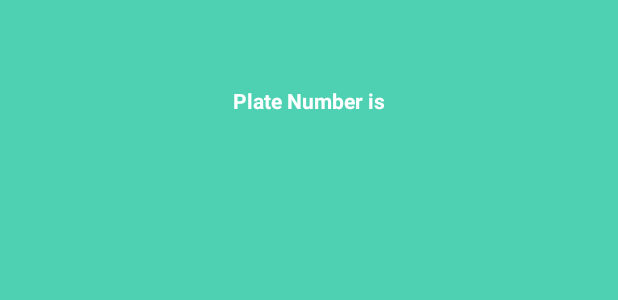
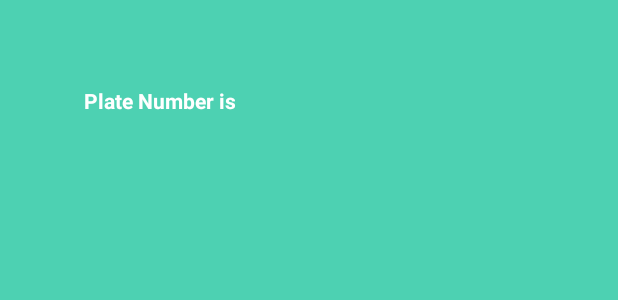
Before and after one commit to oderathegreat/TextRecognitionApp, an Android app: the layout activity_report.xml on its own in the app's theme, with its tools: preview values and no code run, on a phone screen of 412 x 824 dp. Shown: the top 300 px of the screen. Run offline under Robolectric (Android 15) with nearby library versions, the phone set to English and light mode, and no system bars.

Commit message:
updated bug fixes on textviews

```diff
--- a/MiDal/app/src/main/java/com/albaincompaniesltd/app/midal/MainActivity.java
+++ b/MiDal/app/src/main/java/com/albaincompaniesltd/app/midal/MainActivity.java
@@ -75,9 +75,12 @@ public class MainActivity extends AppCompatActivity {
 
                 String plateNo = txtdisplay.getText().toString().trim();
 
+                Bundle b = new Bundle();
+                b.putString("PlateNumber", plateNo);
                 Intent intent = new Intent(MainActivity.this, ReportActivity.class);
+                intent.putExtras(b);
                 startActivity(intent);
-                intent.putExtra("PlateNumber", plateNo);
+
 
 
             }
--- a/MiDal/app/src/main/java/com/albaincompaniesltd/app/midal/ReportActivity.java
+++ b/MiDal/app/src/main/java/com/albaincompaniesltd/app/midal/ReportActivity.java
@@ -18,7 +18,7 @@ public class ReportActivity extends AppCompatActivity {
 
         TextView displayPlateNumber;
         Bundle intent = getIntent().getExtras();
-       String display = getIntent().getStringExtra("PlateNumber");
+        String display = intent.getString("PlateNumber");
         displayPlateNumber = findViewById(R.id.plateDisplay);
        displayPlateNumber.setText(display);
 
--- a/MiDal/app/src/main/res/layout/activity_report.xml
+++ b/MiDal/app/src/main/res/layout/activity_report.xml
@@ -9,7 +9,7 @@
 
     <TextView
         android:id="@+id/plateDisplay"
-        android:layout_width="wrap_content"
+        android:layout_width="300dp"
         android:layout_height="wrap_content"
         android:textColor="#fff"
         android:textStyle="bold"
```
